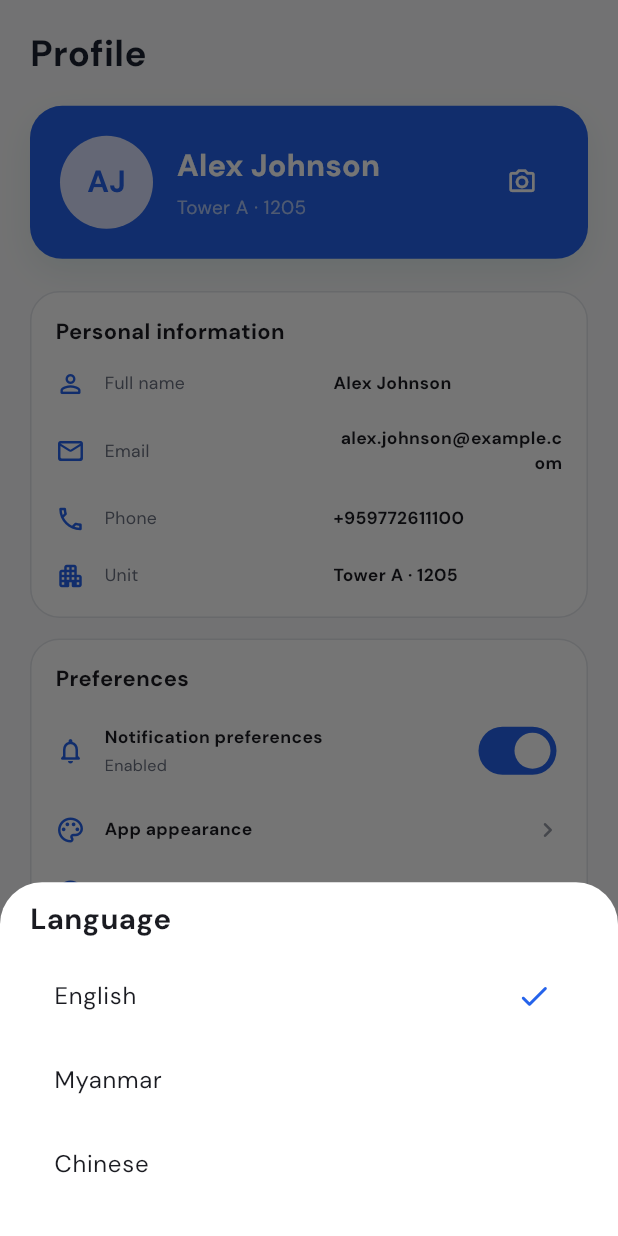
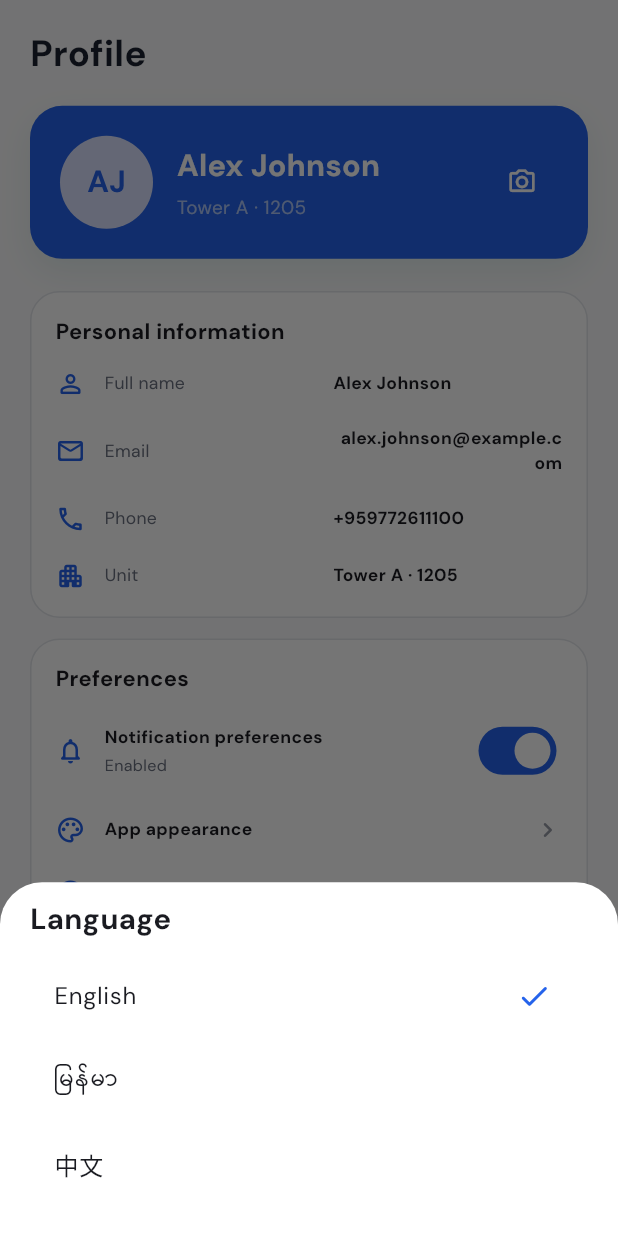
Before and after one commit to winthein126asiamatrix-creator/Resident-Condo, a Flutter app: the MainShellPage screen opened by its route, item 5 of the bottom bar chosen, after a tap on "Language", on a phone screen of 412 x 824 dp. Run offline on Flutter 3.47's test engine with Material 3 defaults, Android fonts, the phone set to English and light mode, and no system bars; our stand-ins replace connectivity_plus, dio, flutter_screenutil, flutter_secure_storage, get, image_picker and 1 more; accounts and stored records are empty.

Commit message:
push for add localization

```diff
--- a/lib/app/app.dart
+++ b/lib/app/app.dart
@@ -1,7 +1,10 @@
 import 'package:flutter/material.dart';
+import 'package:flutter_localizations/flutter_localizations.dart';
 import 'package:get/get.dart';
 
 import '../core/constants/app_constants.dart';
+import '../core/localization/app_locale_controller.dart';
+import '../core/localization/app_translations.dart';
 import '../core/network/api_binding.dart';
 import '../core/network/connectivity_service.dart';
 import '../core/network/refresh_registry.dart';
@@ -23,7 +26,9 @@ import 'routes/app_routes.dart';
 /// *applied* preference, so only "Apply Theme" — never a preview — rebuilds
 /// `GetMaterialApp` and repaints every mounted screen at once.
 class CondoResidentApp extends StatefulWidget {
-  const CondoResidentApp({super.key});
+  const CondoResidentApp({this.initialLocale = const Locale('en'), super.key});
+
+  final Locale initialLocale;
 
   @override
   State<CondoResidentApp> createState() => _CondoResidentAppState();
@@ -32,6 +37,7 @@ class CondoResidentApp extends StatefulWidget {
 class _CondoResidentAppState extends State<CondoResidentApp> {
   late final AppearanceController _appearance;
   late final ConnectivityService _connectivity;
+  late final AppLocaleController _localeController;
 
   /// Watches [ConnectivityService.isOnline] for the transition back to online.
   Worker? _connectivityWorker;
@@ -44,6 +50,12 @@ class _CondoResidentAppState extends State<CondoResidentApp> {
     ApiBinding.register();
     AppearanceBinding().dependencies();
     _appearance = Get.find<AppearanceController>();
+
+    Get.put<AppLocaleController>(
+      AppLocaleController(initialLocale: widget.initialLocale),
+      permanent: true,
+    );
+    _localeController = Get.find<AppLocaleController>();
 
     // Connectivity is app scoped like the client it reports on: the banner is
     // shared by every screen, and the worker below has to outlive any route.
@@ -102,6 +114,19 @@ class _CondoResidentAppState extends State<CondoResidentApp> {
         theme: _appearance.theme,
         darkTheme: _appearance.darkTheme,
         themeMode: _appearance.themeMode,
+        translations: AppTranslations(),
+        locale: _localeController.locale,
+        fallbackLocale: const Locale('en'),
+        supportedLocales: const <Locale>[
+          Locale('en'),
+          Locale('my'),
+          Locale('zh'),
+        ],
+        localizationsDelegates: const <LocalizationsDelegate<dynamic>>[
+          GlobalMaterialLocalizations.delegate,
+          GlobalWidgetsLocalizations.delegate,
+          GlobalCupertinoLocalizations.delegate,
+        ],
         initialRoute: AppRoutes.splash,
         getPages: AppPages.pages,
       ),
--- /dev/null
+++ b/lib/core/localization/app_locale_controller.dart
@@ -0,0 +1,75 @@
+import 'package:flutter/material.dart';
+import 'package:get/get.dart';
+import 'package:shared_preferences/shared_preferences.dart';
+
+/// Reactive source of truth for the application locale.
+///
+/// The saved code is a standard Flutter language code (`en`, `my` or `zh`).
+/// Preference loading is intentionally synchronous-with-fallback: the app is
+/// launched with the persisted code already injected, then this controller
+/// verifies and repairs it in the background.
+class AppLocaleController extends GetxController {
+  AppLocaleController({Locale? initialLocale})
+      : _locale = Rx<Locale>(initialLocale ?? const Locale('en')) {
+    Get.updateLocale(_locale.value);
+    Get.forceAppUpdate();
+  }
+
+  static const String _storageKey = 'app.locale';
+
+  static const List<String> supportedCodes = <String>['en', 'my', 'zh'];
+
+  final Rx<Locale> _locale;
+
+  Locale get locale => _locale.value;
+
+  Rx<Locale> get localeRx => _locale;
+
+  @override
+  void onInit() {
+    super.onInit();
+    restore();
+  }
+
+  Future<void> restore() async {
+    try {
+      final preferences = await SharedPreferences.getInstance();
+      final stored = preferences.getString(_storageKey);
+      if (stored != null && supportedCodes.contains(stored)) {
+        _locale.value = Locale(stored);
+      } else {
+        _locale.value = const Locale('en');
+      }
+    } catch (_) {
+      _locale.value = const Locale('en');
+    }
+  }
+
+  Future<void> setLanguageCode(String code) async {
+    if (!supportedCodes.contains(code)) code = 'en';
+    final next = Locale(code);
+    _locale.value = next;
+    // GetMaterialApp alone should follow [locale], but GetX also caches the
+    // active locale for lookups, so keep them in sync to avoid requiring a
+    // restart.
+    Get.updateLocale(next);
+    Get.forceAppUpdate();
+    try {
+      final preferences = await SharedPreferences.getInstance();
+      await preferences.setString(_storageKey, code);
+    } catch (_) {
+      // Keep UI valid even if persistence fails.
+    }
+  }
+
+  String displayName(String code) {
+    switch (code) {
+      case 'my':
+        return 'မြန်မာ';
+      case 'zh':
+        return '中文';
+      default:
+        return 'English';
+    }
+  }
+}
--- /dev/null
+++ b/lib/core/localization/app_translations.dart
@@ -0,0 +1,172 @@
+import 'package:get/get.dart';
+
+class AppTranslations extends Translations {
+  @override
+  Map<String, Map<String, String>> get keys => <String, Map<String, String>>{
+        'en': {
+          'appName': 'Condo Residents',
+          'home': 'Home',
+          'payments': 'Payments',
+          'maintenance': 'Maintenance',
+          'facilities': 'Facilities',
+          'profile': 'Profile',
+          'settings': 'Settings',
+          'language': 'Language',
+          'appearance': 'Appearance',
+          'english': 'English',
+          'myanmar': 'Myanmar',
+          'chinese': 'Chinese',
+          'save': 'Save',
+          'cancel': 'Cancel',
+          'confirm': 'Confirm',
+          'loading': 'Loading',
+          'retry': 'Retry',
+          'error': 'Error',
+          'success': 'Success',
+          'emptyState': 'No items found',
+          'paymentHistory': 'Payment History',
+          'maintenanceRequest': 'Maintenance Request',
+          'reservation': 'Reservation',
+          'notifications': 'Notifications',
+          'logout': 'Logout',
+          'dashboard': 'Dashboard',
+          'search': 'Search',
+          'submit': 'Submit',
+          'delete': 'Delete',
+          'viewAll': 'View all',
+          'tryAgain': 'Try again',
+          'apply': 'Apply',
+          'reset': 'Reset',
+          'back': 'Back',
+          'next': 'Next',
+          'close': 'Close',
+          'unit': 'Unit',
+          'balance': 'Balance',
+          'dueDate': 'Due Date',
+          'amount': 'Amount',
+          'status': 'Status',
+          'date': 'Date',
+          'time': 'Time',
+          'description': 'Description',
+          'title': 'Title',
+          'category': 'Category',
+          'details': 'Details',
+          'noInternet': 'No internet connection',
+          'themeApplied': 'Theme applied',
+          'languageUpdated': 'Language updated',
+          'preferences': 'Preferences',
+          'languageTestTitle': 'Language Preview',
+          'languageTestMessage': 'Welcome to Condo Residents',
+        },
+        'my': {
+          'appName': 'နေထိုင်သူများ',
+          'home': 'ပင်မ',
+          'payments': 'ငွေပေးချေမှု',
+          'maintenance': 'ပြုပြင်',
+          'facilities': 'ဝန်ဆောင်မှုများ',
+          'profile': 'ပရိုဖိုင်',
+          'settings': 'ဆက်တင်များ',
+          'language': 'ဘာသာစကား',
+          'appearance': 'အသွင်အပြင်',
+          'english': 'English',
+          'myanmar': 'မြန်မာ',
+          'chinese': '中文',
+          'save': 'သိမ်းဆည်း',
+          'cancel': 'ပယ်ဖျက်',
+          'confirm': 'အတည်ပြု',
+          'loading': 'ဖွင့်နေသည်',
+          'retry': 'ပြန်ကြိုးစား',
+          'error': 'အမှား',
+          'success': 'အောင်မြင်',
+          'emptyState': 'အကြောင်းအရာမရှိပါ',
+          'paymentHistory': 'ငွေပေးချေမှုမှတ်တမ်း',
+          'maintenanceRequest': 'ပြင်ဆင်တောင်းဆိုချက်',
+          'reservation': 'ကြိုတင်ဘွတ်ကင်',
+          'notifications': 'အကြောင်းကြားချက်များ',
+          'logout': 'ထွက်ရန်',
+          'dashboard': 'ကြီးကြပ်ခြင်း',
+          'search': 'ရှာဖွေ',
+          'submit': 'တင်သွင်း',
+          'delete': 'ဖျက်',
+          'viewAll': 'အားလုံးကြည့်ရန်',
+          'tryAgain': 'ပြန်ကြိုးစားပါ',
+          'apply': 'အသုံးချ',
+          'reset': 'ပြန်ညှိ',
+          'back': 'နောက်သို့',
+          'next': 'ရှေ့သို့',
+          'close': 'ပိတ်',
+          'unit': 'ယူနစ်',
+          'balance': 'လက်ကျန်',
+          'dueDate': 'ပေးဆောင်ရန်ရက်',
+          'amount': 'ပမာဏ',
+          'status': 'အခြေအနေ',
+          'date': 'ရက်',
+          'time': 'အချိန်',
+          'description': 'ဖော်ပြချက်',
+          'title': 'ခေါင်းစဉ်',
+          'category': 'အမျိုးအစား',
+          'details': 'အသေးစိတ်',
+          'noInternet': 'အင်တာနက်မရှိပါ',
+          'themeApplied': 'အသွင်အပြင်ပြောင်းလဲပြီး',
+          'languageUpdated': 'ဘာသာစကားအပ်ဒိတ်လုပ်ပြီး',
+          'preferences': 'နှစ်သက်ရွေးချယ်မှုများ',
+          'languageTestTitle': 'ဘာသာစကား စမ်းသပ်မှု',
+          'languageTestMessage': 'Condo Residents မှ ကြိုဆိုပါတယ်',
+        },
+        'zh': {
+          'appName': '公寓居民',
+          'home': '首页',
+          'payments': '付款',
+          'maintenance': '维修服务',
+          'facilities': '设施',
+          'profile': '个人资料',
+          'settings': '设置',
+          'language': '语言',
+          'appearance': '外观',
+          'english': 'English',
+          'myanmar': 'Myanmar',
+          'chinese': '中文',
+          'save': '保存',
+          'cancel': '取消',
+          'confirm': '确认',
+          'loading': '加载中',
+          'retry': '重试',
+          'error': '错误',
+          'success': '成功',
+          'emptyState': '暂无内容',
+          'paymentHistory': '支付记录',
+          'maintenanceRequest': '维修请求',
+          'reservation': '预约',
+          'notifications': '通知',
+          'logout': '退出登录',
+          'dashboard': '仪表盘',
+          'search': '搜索',
+          'submit': '提交',
+          'delete': '删除',
+          'viewAll': '查看全部',
+          'tryAgain': '再试一次',
+          'apply': '应用',
+          'reset': '重置',
+          'back': '返回',
+          'next': '下一步',
+          'close': '关闭',
+          'unit': '单元',
+          'balance': '余额',
+          'dueDate': '到期日期',
+          'amount': '金额',
+          'status': '状态',
+          'date': '日期',
+          'time': '时间',
+          'description': '描述',
+          'title': '标题',
+          'category': '类别',
+          'details': '详情',
+          'noInternet': '无网络连接',
+          'themeApplied': '主题已应用',
+          'languageUpdated': '语言已更新',
+          'preferences': '偏好设置',
+          'languageTestTitle': '语言预览',
+          'languageTestMessage': '欢迎使用 Condo Residents',
+        },
+      };
+}
--- a/lib/features/dashboard/presentation/pages/main_shell_page.dart
+++ b/lib/features/dashboard/presentation/pages/main_shell_page.dart
@@ -114,31 +114,31 @@ class _MainShellPageState extends State<MainShellPage> {
           bottomNavigationBar: NavigationBar(
             selectedIndex: controller.selectedTab.value,
             onDestinationSelected: controller.selectTab,
-            destinations: const [
+            destinations: [
               NavigationDestination(
                 icon: Icon(Icons.home_outlined),
                 selectedIcon: Icon(Icons.home_rounded),
-                label: 'Home',
+                label: 'home'.tr,
               ),
               NavigationDestination(
                 icon: Icon(Icons.payments_outlined),
                 selectedIcon: Icon(Icons.payments_rounded),
-                label: 'Payments',
+                label: 'payments'.tr,
               ),
               NavigationDestination(
                 icon: Icon(Icons.handyman_outlined),
                 selectedIcon: Icon(Icons.handyman_rounded),
-                label: 'Maintenance',
+                label: 'maintenance'.tr,
               ),
               NavigationDestination(
                 icon: Icon(Icons.event_available_outlined),
                 selectedIcon: Icon(Icons.event_rounded),
-                label: 'Facilities',
+                label: 'facilities'.tr,
               ),
               NavigationDestination(
                 icon: Icon(Icons.person_outline_rounded),
                 selectedIcon: Icon(Icons.person_rounded),
-                label: 'Profile',
+                label: 'profile'.tr,
               ),
             ],
           ),
--- a/lib/features/profile/presentation/pages/profile_page.dart
+++ b/lib/features/profile/presentation/pages/profile_page.dart
@@ -15,6 +15,7 @@ import '../../domain/entities/profile.dart';
 import '../controllers/profile_controller.dart';
 import '../../../../core/theme/app_spacing.dart';
 import '../../../../core/widgets/app_form_field.dart';
+import '../../../../core/localization/app_locale_controller.dart';
 import '../../../../core/widgets/app_primary_action.dart';
 
 class ProfilePage extends GetView<ProfileController> {
@@ -268,7 +269,8 @@ class ProfilePage extends GetView<ProfileController> {
 
   Future<void> _chooseLanguage(BuildContext context, Profile profile) async {
     final tokens = AppThemeTokens.of(context);
-    final language = await showModalBottomSheet<String>(
+    final localeController = Get.find<AppLocaleController>();
+    final chosen = await showModalBottomSheet<String>(
       context: context,
       showDragHandle: false,
       builder: (_) => SafeArea(
@@ -283,31 +285,39 @@ class ProfilePage extends GetView<ProfileController> {
                 style: TextStyle(fontWeight: FontWeight.w800, fontSize: 20.sp),
               ),
               SizedBox(height: 10.h),
-              for (final option in ['English', 'Myanmar', 'Chinese'])
+              for (final code in AppLocaleController.supportedCodes)
                 ListTile(
-                  title: Text(option),
-                  trailing: option == profile.language
+                  title: Text(localeController.displayName(code)),
+                  trailing: code == localeController.locale.languageCode
                       ? Icon(Icons.check_rounded, color: tokens.brand)
                       : null,
-                  onTap: () => Navigator.pop(context, option),
+                  onTap: () => Navigator.pop(context, code),
                 ),
             ],
           ),
         ),
       ),
     );
-    if (language == null) return;
-    final updated = await controller.updateProfile(
-      name: profile.name,
-      email: profile.email,
-      phone: profile.phone,
-      language: language,
-    );
-    if (updated != null && context.mounted) {
+    if (chosen == null || chosen == localeController.locale.languageCode) return;
+    final displayName = chosen == 'my'
+        ? 'Myanmar'
+        : chosen == 'zh'
+            ? 'Chinese'
+            : 'English';
+    await localeController.setLanguageCode(chosen);
+    if (profile != null) {
+      await controller.updateProfile(
+        name: profile.name,
+        email: profile.email,
+        phone: profile.phone,
+        language: displayName,
+      );
+    }
+    if (context.mounted) {
       _showMessage(
         context,
         'Language updated',
-        'Your language preference has been saved locally.',
+        'Your language preference has been saved.',
       );
     }
   }
--- a/lib/main.dart
+++ b/lib/main.dart
@@ -1,16 +1,23 @@
 import 'package:flutter/material.dart';
 import 'package:flutter_screenutil/flutter_screenutil.dart';
+import 'package:shared_preferences/shared_preferences.dart';
 
 import 'app/app.dart';
 
-void main() {
+Future<void> main() async {
+  WidgetsFlutterBinding.ensureInitialized();
+  final preferences = await SharedPreferences.getInstance();
+  final savedCode = preferences.getString('app.locale');
+  final initialLocale =
+      (savedCode == 'my' || savedCode == 'zh') ? Locale(savedCode!) : const Locale('en');
+
   runApp(
     ScreenUtilInit(
       designSize: const Size(390, 844),
       minTextAdapt: true,
       splitScreenMode: true,
       builder: (context, child) => child!,
-      child: const CondoResidentApp(),
+      child: CondoResidentApp(initialLocale: initialLocale),
     ),
   );
 }
--- a/pubspec.yaml
+++ b/pubspec.yaml
@@ -9,6 +9,9 @@ environment:
 dependencies:
   flutter:
     sdk: flutter
+  flutter_localizations:
+    sdk: flutter
+  intl: ^0.20.2
   dio: ^5.7.0
   flutter_secure_storage: ^9.2.4
   get: ^4.7.3
@@ -24,6 +27,7 @@ dev_dependencies:
 
 flutter:
   uses-material-design: true
+  generate: false
   assets:
     - assets/images/app_logo.png
     - assets/images/app_icon.png
```
Also changed, not shown: pubspec.lock.
